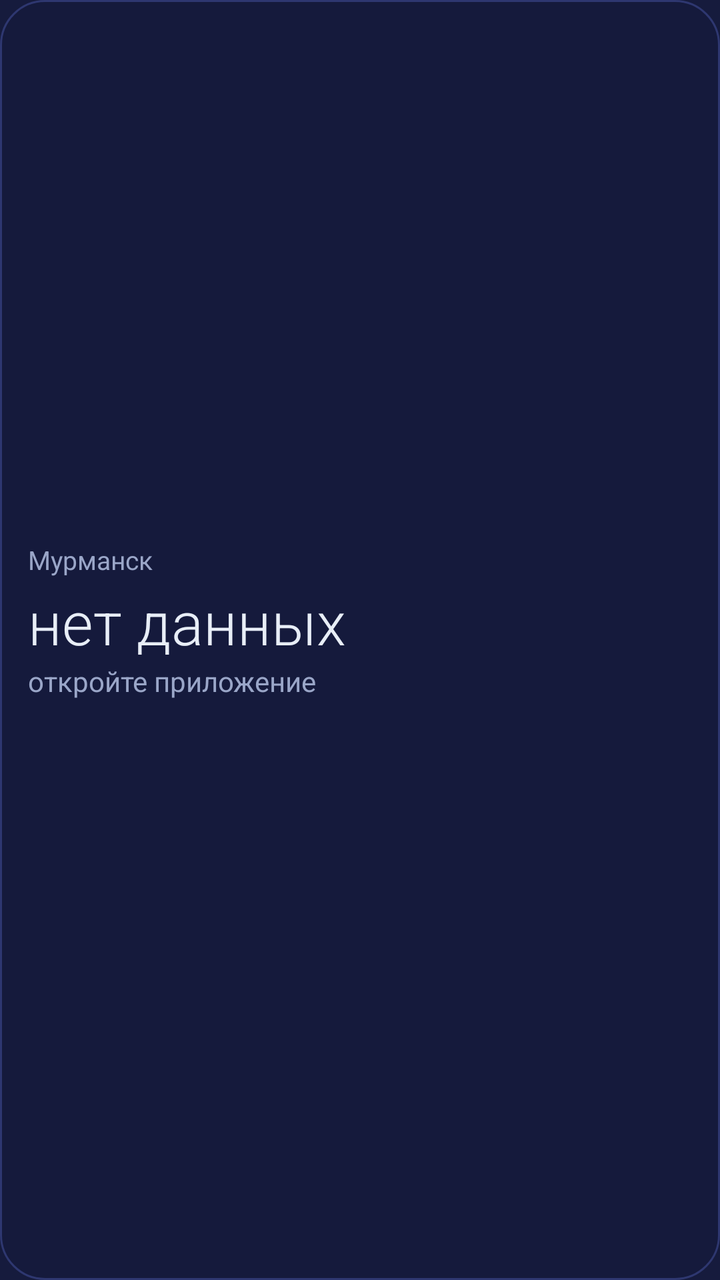
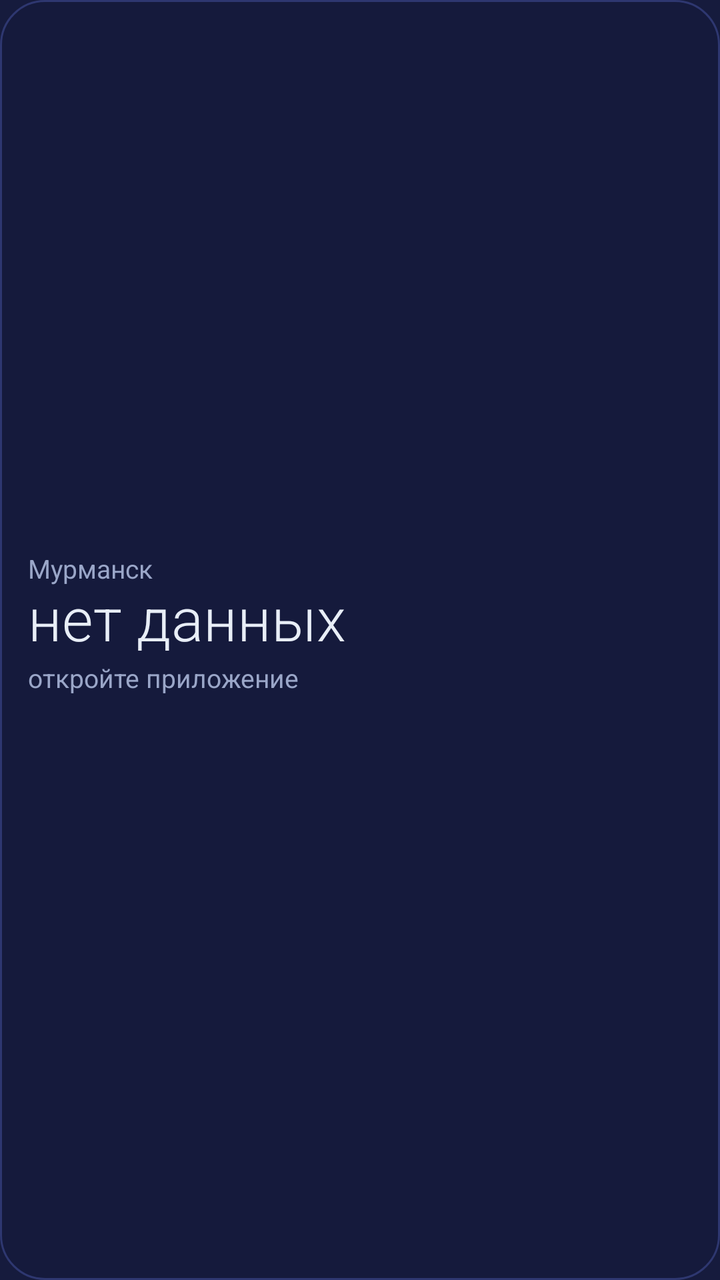

Compare the two renders of this Android layout. The source of the first and the diff that turns it into the second are given below.
<!-- AndroidManifest.xml: application theme Theme.Aurora -->
<!-- res/layout/widget_aurora.xml -->
<?xml version="1.0" encoding="utf-8"?>
<LinearLayout xmlns:android="http://schemas.android.com/apk/res/android"
    android:id="@+id/w_root"
    android:layout_width="match_parent"
    android:layout_height="match_parent"
    android:background="@drawable/widget_bg"
    android:gravity="center_vertical"
    android:orientation="vertical"
    android:padding="14dp">

    <TextView
        android:id="@+id/w_place"
        android:layout_width="match_parent"
        android:layout_height="wrap_content"
        android:ellipsize="end"
        android:maxLines="1"
        android:text="@string/widget_place_default"
        android:textColor="@color/haze"
        android:textSize="13sp" />

    <TextView
        android:id="@+id/w_time"
        android:layout_width="match_parent"
        android:layout_height="wrap_content"
        android:layout_marginTop="2dp"
        android:ellipsize="end"
        android:fontFamily="sans-serif-light"
        android:maxLines="1"
        android:text="@string/widget_empty_time"
        android:textColor="@color/frost"
        android:textSize="30sp" />

    <TextView
        android:id="@+id/w_line"
        android:layout_width="match_parent"
        android:layout_height="wrap_content"
        android:ellipsize="end"
        android:maxLines="2"
        android:text="@string/widget_empty_line"
        android:textColor="@color/haze"
        android:textSize="14sp" />

    <TextView
        android:id="@+id/w_updated"
        android:layout_width="match_parent"
        android:layout_height="wrap_content"
        android:layout_marginTop="4dp"
        android:ellipsize="end"
        android:maxLines="1"
        android:textColor="@color/dim"
        android:textSize="11sp" />
</LinearLayout>
<!-- resources referenced by this layout -->
<resources>
  <color name="dim">#FF8A94B8</color>
  <color name="frost">#FFE8EEF7</color>
  <color name="haze">#FF9AA6C8</color>
  <!-- drawable widget_bg (drawable) -->
  <?xml version="1.0" encoding="utf-8"?>
  <shape xmlns:android="http://schemas.android.com/apk/res/android" android:shape="rectangle">
      <corners android:radius="22dp" />
      <solid android:color="#F2161B3D" />
      <stroke android:width="1dp" android:color="@color/line" />
  </shape>
  <string name="widget_empty_line">откройте приложение</string>
  <string name="widget_empty_time">нет данных</string>
  <string name="widget_place_default">Мурманск</string>
  <style name="Theme.Aurora" parent="android:Theme.Material.NoActionBar">
          <item name="android:windowBackground">@color/night</item>
          <item name="android:colorBackground">@color/night</item>
          <item name="android:colorAccent">@color/aurora</item>
          <item name="android:colorPrimary">@color/night</item>
          <item name="android:colorPrimaryDark">@color/night</item>
          <item name="android:statusBarColor">@android:color/transparent</item>
          <item name="android:navigationBarColor">@android:color/transparent</item>
          <item name="android:windowLightStatusBar">false</item>
      </style>
  <color name="line">#FF2E3770</color>
  <color name="night">#FF161B3D</color>
  <color name="aurora">#FF5BE3A3</color>
</resources>

<!-- the commit's change to res/layout/widget_aurora.xml (unified diff, before → after) -->
@@ -6,45 +6,123 @@
     android:background="@drawable/widget_bg"
     android:gravity="center_vertical"
     android:orientation="vertical"
-    android:padding="14dp">
+    android:paddingStart="14dp"
+    android:paddingTop="10dp"
+    android:paddingEnd="14dp"
+    android:paddingBottom="10dp">
 
-    <TextView
-        android:id="@+id/w_place"
+    <LinearLayout
         android:layout_width="match_parent"
         android:layout_height="wrap_content"
-        android:ellipsize="end"
-        android:maxLines="1"
-        android:text="@string/widget_place_default"
-        android:textColor="@color/haze"
-        android:textSize="13sp" />
+        android:orientation="horizontal">
 
-    <TextView
-        android:id="@+id/w_time"
+        <TextView
+            android:id="@+id/w_place"
+            android:layout_width="0dp"
+            android:layout_height="wrap_content"
+            android:layout_weight="1"
+            android:ellipsize="end"
+            android:maxLines="1"
+            android:text="@string/widget_place_default"
+            android:textColor="@color/haze"
+            android:textSize="13sp" />
+
+        <TextView
+            android:id="@+id/w_kp"
+            android:layout_width="wrap_content"
+            android:layout_height="wrap_content"
+            android:layout_marginStart="8dp"
+            android:maxLines="1"
+            android:textColor="@color/dim"
+            android:textSize="13sp" />
+    </LinearLayout>
+
+    <LinearLayout
         android:layout_width="match_parent"
         android:layout_height="wrap_content"
-        android:layout_marginTop="2dp"
-        android:ellipsize="end"
-        android:fontFamily="sans-serif-light"
-        android:maxLines="1"
-        android:text="@string/widget_empty_time"
-        android:textColor="@color/frost"
-        android:textSize="30sp" />
+        android:baselineAligned="true"
+        android:orientation="horizontal">
+
+        <TextView
+            android:id="@+id/w_time"
+            android:layout_width="0dp"
+            android:layout_height="wrap_content"
+            android:layout_weight="1"
+            android:ellipsize="end"
+            android:fontFamily="sans-serif-light"
+            android:includeFontPadding="false"
+            android:maxLines="1"
+            android:text="@string/widget_empty_time"
+            android:textColor="@color/frost"
+            android:textSize="30sp" />
+
+        <TextView
+            android:id="@+id/w_chance"
+            android:layout_width="wrap_content"
+            android:layout_height="wrap_content"
+            android:layout_marginStart="8dp"
+            android:includeFontPadding="false"
+            android:maxLines="1"
+            android:textColor="@color/aurora"
+            android:textSize="22sp" />
+    </LinearLayout>
 
     <TextView
         android:id="@+id/w_line"
         android:layout_width="match_parent"
         android:layout_height="wrap_content"
+        android:layout_marginTop="2dp"
+        android:ellipsize="end"
+        android:maxLines="1"
+        android:text="@string/widget_empty_line"
+        android:textColor="@color/haze"
+        android:textSize="13sp" />
+
+    <ImageView
+        android:id="@+id/w_chart"
+        android:layout_width="match_parent"
+        android:layout_height="0dp"
+        android:layout_marginTop="8dp"
+        android:layout_weight="1"
+        android:contentDescription="@string/widget_chart_description"
+        android:scaleType="fitXY"
+        android:visibility="gone" />
+
+    <ImageView
+        android:id="@+id/w_axis"
+        android:layout_width="match_parent"
+        android:layout_height="14dp"
+        android:importantForAccessibility="no"
+        android:scaleType="fitXY"
+        android:visibility="gone" />
+
+    <TextView
+        android:id="@+id/w_info"
+        android:layout_width="match_parent"
+        android:layout_height="wrap_content"
+        android:layout_marginTop="4dp"
+        android:ellipsize="end"
+        android:maxLines="1"
+        android:textColor="@color/haze"
+        android:textSize="12sp"
+        android:visibility="gone" />
+
+    <TextView
+        android:id="@+id/w_note"
+        android:layout_width="match_parent"
+        android:layout_height="wrap_content"
+        android:layout_marginTop="2dp"
         android:ellipsize="end"
         android:maxLines="2"
-        android:text="@string/widget_empty_line"
-        android:textColor="@color/haze"
-        android:textSize="14sp" />
+        android:textColor="@color/sun"
+        android:textSize="12sp"
+        android:visibility="gone" />
 
     <TextView
         android:id="@+id/w_updated"
         android:layout_width="match_parent"
         android:layout_height="wrap_content"
-        android:layout_marginTop="4dp"
+        android:layout_marginTop="2dp"
         android:ellipsize="end"
         android:maxLines="1"
         android:textColor="@color/dim"
<!-- resource entries referenced after the edit -->
@@ -3,6 +3,7 @@
   <color name="dim">#FF8A94B8</color>
   <color name="frost">#FFE8EEF7</color>
   <color name="haze">#FF9AA6C8</color>
+  <color name="sun">#FFF5B14C</color>
   <!-- drawable widget_bg (drawable) -->
   <?xml version="1.0" encoding="utf-8"?>
   <shape xmlns:android="http://schemas.android.com/apk/res/android" android:shape="rectangle">
@@ -10,6 +11,7 @@
       <solid android:color="#F2161B3D" />
       <stroke android:width="1dp" android:color="@color/line" />
   </shape>
+  <string name="widget_chart_description">Шанс увидеть сияние по часам на сутки вперёд</string>
   <string name="widget_empty_line">откройте приложение</string>
   <string name="widget_empty_time">нет данных</string>
   <string name="widget_place_default">Мурманск</string>
